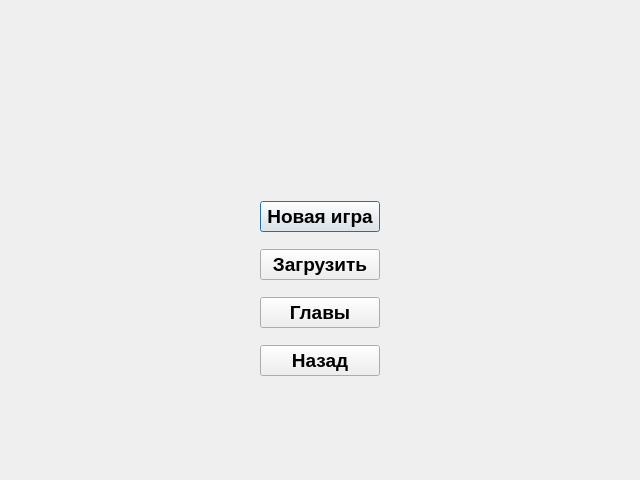
Before: the Qt Designer form gamemenu.ui in ivashchenko-leo/TextQuest, drawn with Qt 5.
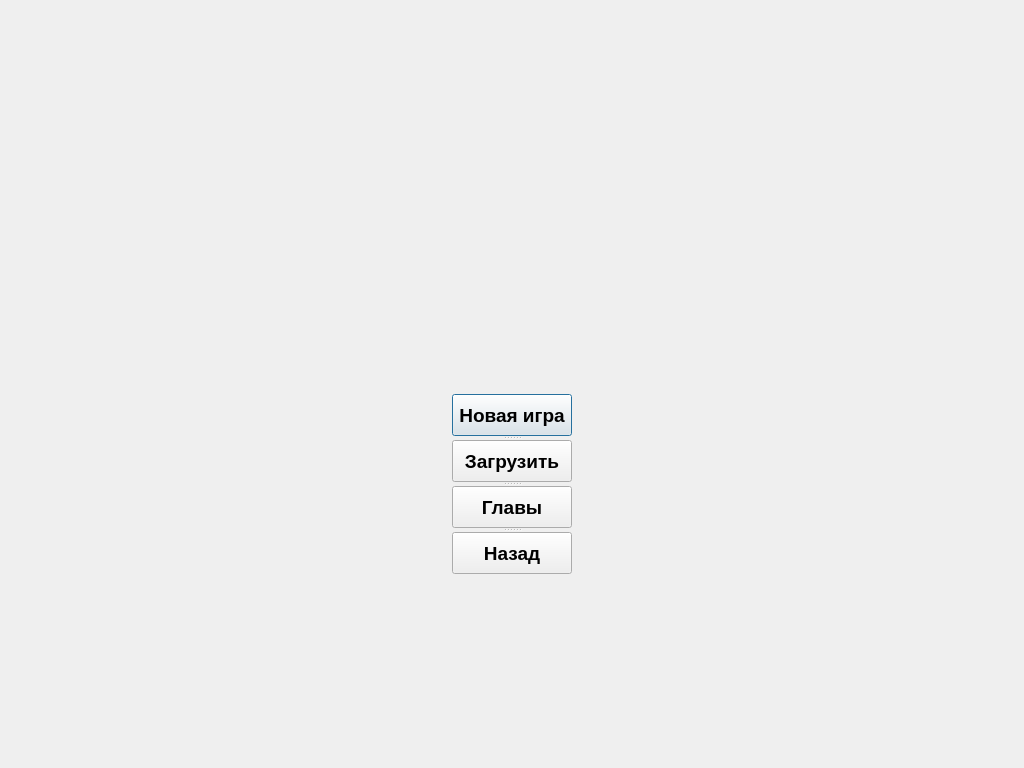
After: the same form once the commit is applied.

Patch:
```diff
--- a/gamemenu.ui
+++ b/gamemenu.ui
@@ -6,22 +6,16 @@
    <rect>
     <x>0</x>
     <y>0</y>
-    <width>640</width>
-    <height>480</height>
+    <width>1024</width>
+    <height>768</height>
    </rect>
   </property>
   <property name="sizePolicy">
-   <sizepolicy hsizetype="Maximum" vsizetype="Maximum">
+   <sizepolicy hsizetype="Fixed" vsizetype="Fixed">
     <horstretch>0</horstretch>
     <verstretch>0</verstretch>
    </sizepolicy>
   </property>
-  <property name="maximumSize">
-   <size>
-    <width>640</width>
-    <height>480</height>
-   </size>
-  </property>
   <property name="font">
    <font>
     <family>Arial</family>
@@ -39,27 +33,23 @@
   <property name="locale">
    <locale language="Russian" country="RussianFederation"/>
   </property>
-  <widget class="QWidget" name="layoutWidget">
+  <widget class="QSplitter" name="splitter">
    <property name="geometry">
     <rect>
-     <x>260</x>
-     <y>190</y>
+     <x>452</x>
+     <y>394</y>
      <width>120</width>
-     <height>201</height>
+     <height>180</height>
     </rect>
    </property>
-   <layout class="QVBoxLayout" name="verticalLayout">
-    <property name="spacing">
-     <number>6</number>
-    </property>
-    <item>
+   <property name="orientation">
+    <enum>Qt::Vertical</enum>
+   </property>
      <widget class="QPushButton" name="pbNewGame">
       <property name="text">
        <string>Новая игра</string>
       </property>
      </widget>
-    </item>
-    <item>
      <widget class="QPushButton" name="pbLoad">
       <property name="inputMethodHints">
        <set>Qt::ImhNone</set>
@@ -68,22 +58,16 @@
        <string>Загрузить</string>
       </property>
      </widget>
-    </item>
-    <item>
      <widget class="QPushButton" name="pbChapters">
       <property name="text">
        <string>Главы</string>
       </property>
      </widget>
-    </item>
-    <item>
      <widget class="QPushButton" name="pbBack">
       <property name="text">
        <string>Назад</string>
       </property>
      </widget>
-    </item>
-   </layout>
   </widget>
  </widget>
  <resources/>
```
Left out of the diff: 3 changed lines with no effect on the pictures. Lines whose indentation alone changed are shown as unchanged.
